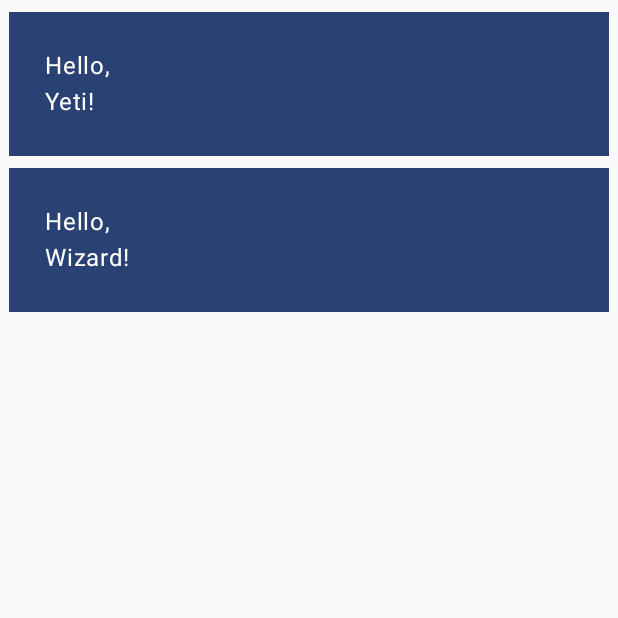
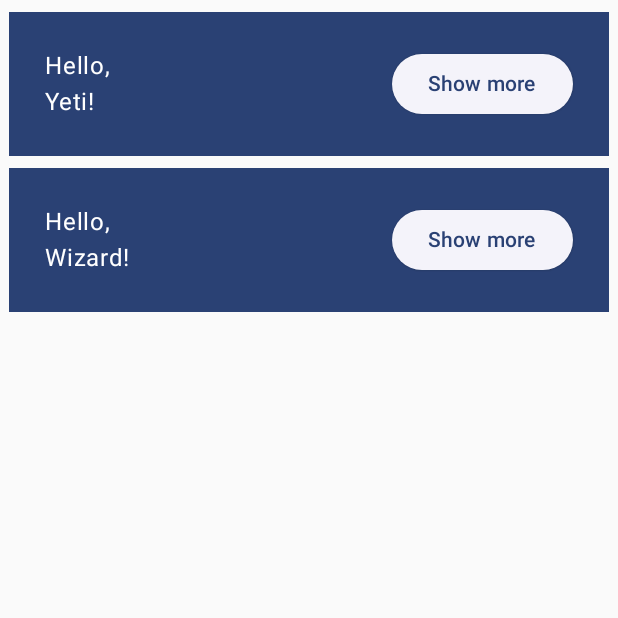
Before and after one commit to Himanshu-kumar-gupta/ComposeBasics, an Android app built with Jetpack Compose: the screen it shows after launch (MainActivity), on a phone screen of 412 x 824 dp, the top half of it. Run offline under Robolectric (Android 15) with nearby library versions, the phone set to English and light mode, and no system bars.

Commit message:
Added button, row and weight

```diff
--- a/app/src/main/java/com/example/composebasics/MainActivity.kt
+++ b/app/src/main/java/com/example/composebasics/MainActivity.kt
@@ -3,10 +3,8 @@ package com.example.composebasics
 import android.os.Bundle
 import androidx.activity.ComponentActivity
 import androidx.activity.compose.setContent
-import androidx.compose.foundation.layout.Column
-import androidx.compose.foundation.layout.fillMaxSize
-import androidx.compose.foundation.layout.fillMaxWidth
-import androidx.compose.foundation.layout.padding
+import androidx.compose.foundation.layout.*
+import androidx.compose.material3.ElevatedButton
 import androidx.compose.material3.MaterialTheme
 import androidx.compose.material3.Surface
 import androidx.compose.material3.Text
@@ -32,11 +30,23 @@ fun Greeting(name: String) {
     Surface(color = MaterialTheme.colorScheme.primary,
         // Padding for each column from outer composable
         modifier = Modifier.padding(horizontal = 2.dp, vertical = 4.dp)) {
-        // Padding for inside of each Column element(for text)
-        Column(modifier = Modifier.fillMaxWidth().padding(24.dp)) {
-            Text(text = "Hello,")
-            Text(text = "$name!")
+        // Padding for inside of each Row element(for text and button)
+        Row(modifier = Modifier.padding(24.dp)) {
+
+            // Weight modifier makes it flexible and allows to take all available space
+            // Hence, fillMaxWidth is not needed
+            Column(modifier = Modifier.weight(1f)) {
+                Text(text = "Hello,")
+                Text(text = "$name!")
+            }
+
+            // Using elevated button at end of row
+            ElevatedButton(onClick = { /*TODO*/ }) {
+                // Add any other composable inside button using trailing lambdas
+                Text("Show more")
+            }
         }
+
     }
 }
 
```
